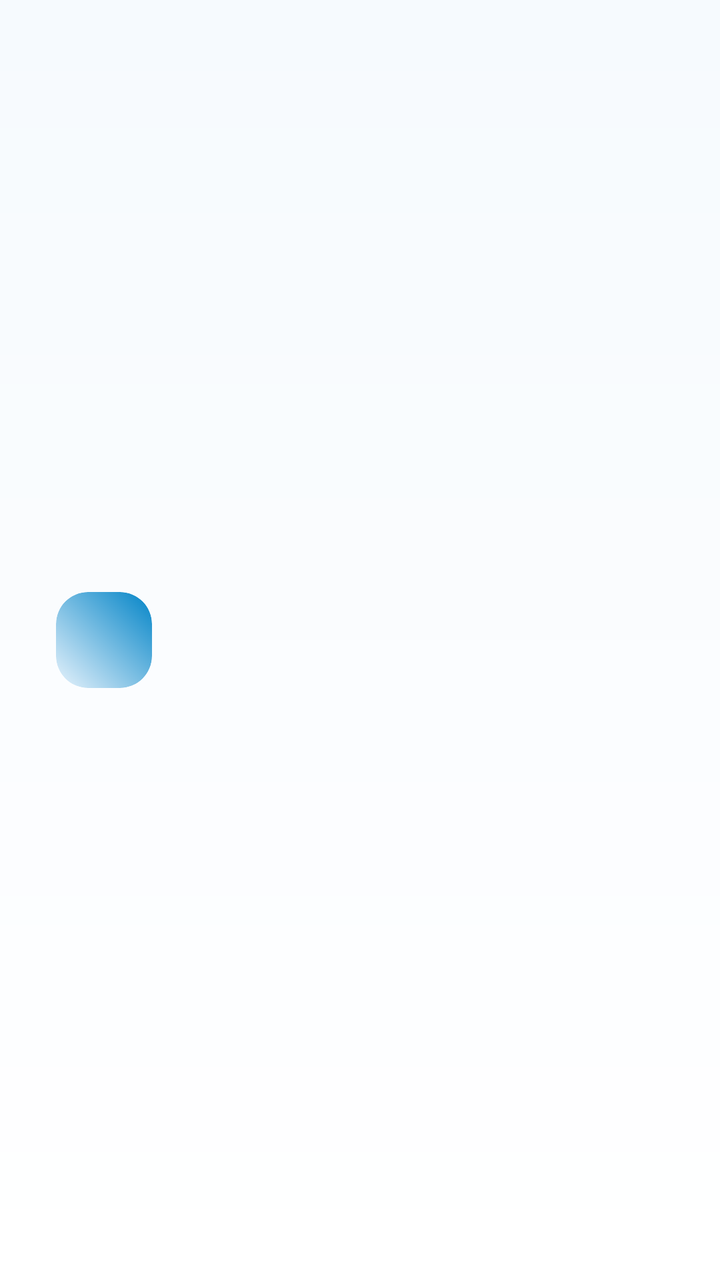
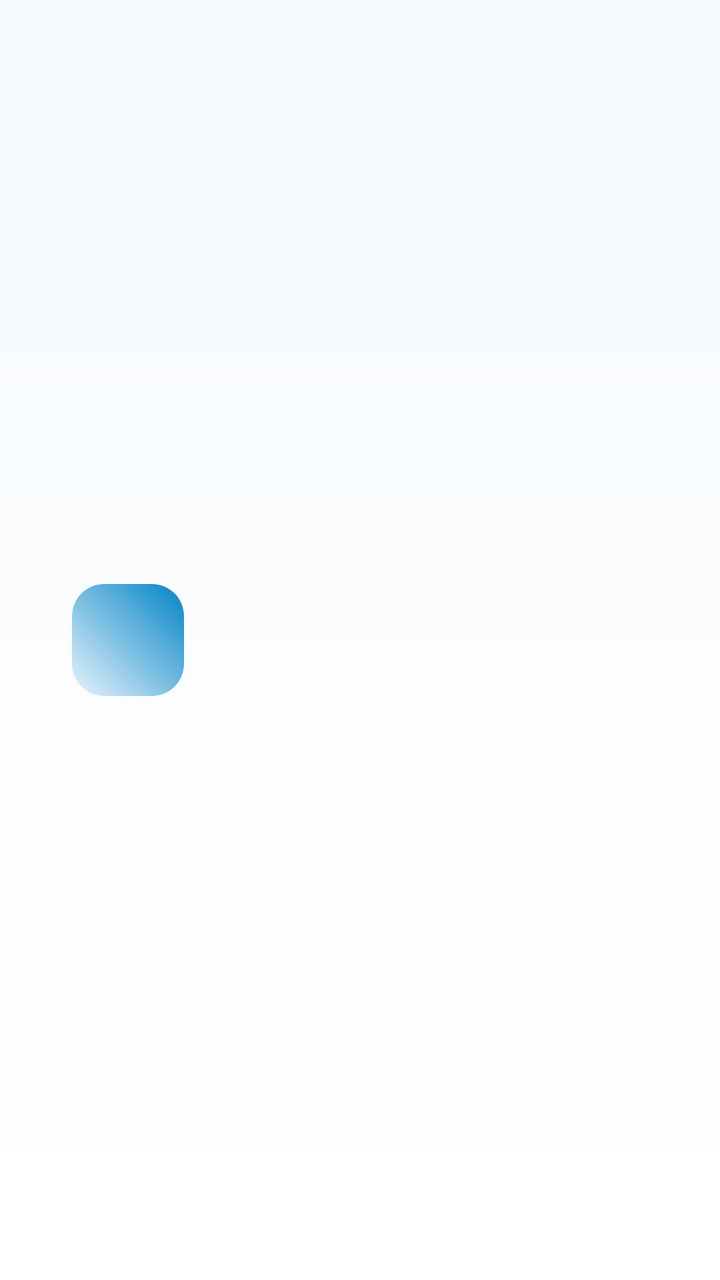

An Android layout rendered at two revisions. The XML below is the earlier revision; the diff shows what the commit changed to produce the second picture.
<!-- AndroidManifest.xml: application theme Theme.MystMusic -->
<!-- res/layout/item_stats_row.xml -->
<?xml version="1.0" encoding="utf-8"?>
<LinearLayout xmlns:android="http://schemas.android.com/apk/res/android"
    xmlns:app="http://schemas.android.com/apk/res-auto"
    android:layout_width="match_parent"
    android:layout_height="wrap_content"
    android:gravity="center_vertical"
    android:minHeight="64dp"
    android:orientation="horizontal"
    android:paddingTop="@dimen/space_xs"
    android:paddingBottom="@dimen/space_xs">

    <TextView
        android:id="@+id/statsRowRank"
        android:layout_width="28dp"
        android:layout_height="wrap_content"
        android:fontFamily="sans-serif-medium"
        android:textColor="?attr/mystOnSurfaceDim"
        android:textSize="@dimen/text_small" />

    <com.google.android.material.imageview.ShapeableImageView
        android:id="@+id/statsRowCover"
        android:layout_width="48dp"
        android:layout_height="48dp"
        android:contentDescription="@null"
        android:scaleType="centerCrop"
        android:src="@drawable/bg_cover_placeholder"
        app:shapeAppearanceOverlay="@style/ShapeAppearance.MystMusic.Cover" />

    <LinearLayout
        android:layout_width="0dp"
        android:layout_height="wrap_content"
        android:layout_marginStart="@dimen/space_s"
        android:layout_weight="1"
        android:orientation="vertical">

        <TextView
            android:id="@+id/statsRowTitle"
            android:layout_width="match_parent"
            android:layout_height="wrap_content"
            android:ellipsize="end"
            android:fontFamily="sans-serif-medium"
            android:maxLines="1"
            android:textColor="?attr/mystOnSurface"
            android:textSize="@dimen/text_body" />

        <TextView
            android:id="@+id/statsRowSubtitle"
            android:layout_width="match_parent"
            android:layout_height="wrap_content"
            android:ellipsize="end"
            android:maxLines="1"
            android:textColor="?attr/mystOnSurfaceDim"
            android:textSize="@dimen/text_small" />
    </LinearLayout>

    <TextView
        android:id="@+id/statsRowCount"
        android:layout_width="wrap_content"
        android:layout_height="wrap_content"
        android:layout_marginStart="@dimen/space_s"
        android:fontFamily="sans-serif-medium"
        android:gravity="end"
        android:textColor="?attr/mystAccentText"
        android:textSize="@dimen/text_small" />
</LinearLayout>
<!-- resources referenced by this layout -->
<resources>
  <dimen name="space_s">8dp</dimen>
  <dimen name="space_xs">4dp</dimen>
  <dimen name="text_body">14sp</dimen>
  <dimen name="text_small">12sp</dimen>
  <style name="ShapeAppearance.MystMusic.Cover" parent="">
          <item name="cornerFamily">rounded</item>
          <item name="cornerSize">@dimen/corner_medium</item>
      </style>
  <dimen name="corner_medium">16dp</dimen>
  <color name="light_accent">#0EA5E9</color>
  <color name="on_accent">#04202E</color>
  <color name="sky_400">#38BDF8</color>
  <color name="light_accent_text">#0369A1</color>
  <color name="light_surface">#FFFFFF</color>
  <color name="light_text">#0F172A</color>
  <color name="light_surface_alt">#E8F3FC</color>
  <color name="light_text_dim">#475569</color>
  <color name="light_stroke_strong">#330F172A</color>
  <color name="light_error">#DC2626</color>
  <color name="white">#FFFFFF</color>
  <color name="accent_alpha_24">#3D38BDF8</color>
  <color name="light_bg">#F6FAFE</color>
  <color name="light_navbar">#EBFFFFFF</color>
  <color name="light_stroke">#1A0F172A</color>
  <color name="light_accent_dark">#0284C7</color>
  <color name="on_image">#FFFFFF</color>
  <color name="image_scrim">#80000000</color>
  <color name="light_player_scrim">#CCF6FAFE</color>
  <color name="light_success">#15803D</color>
  <color name="accent_alpha_16">#2938BDF8</color>
  <style name="ThemeOverlay.MystMusic.BottomSheet" parent="ThemeOverlay.Material3.BottomSheetDialog">
          <item name="bottomSheetStyle">@style/Widget.MystMusic.BottomSheet</item>
          <item name="android:windowBackground">@color/transparent</item>
      </style>
  <color name="transparent">#00000000</color>
  <style name="Animation.MystMusic.Dialog" parent="@android:style/Animation.Dialog">
          <item name="android:windowEnterAnimation">@anim/dialog_in</item>
          <item name="android:windowExitAnimation">@anim/screen_fade_out</item>
      </style>
  <style name="Widget.MystMusic.BottomSheet" parent="Widget.Material3.BottomSheet.Modal">
          <item name="backgroundTint">?attr/mystSurfaceAlt</item>
          <item name="shapeAppearanceOverlay">@style/ShapeAppearance.MystMusic.BottomSheet</item>
      </style>
  <!-- unchanged entries left out for length: 7 -->
</resources>

<!-- the commit's change to res/layout/item_stats_row.xml (unified diff, before → after) -->
@@ -3,11 +3,13 @@
     xmlns:app="http://schemas.android.com/apk/res-auto"
     android:layout_width="match_parent"
     android:layout_height="wrap_content"
+    android:layout_marginStart="@dimen/space_s"
+    android:layout_marginEnd="@dimen/space_s"
+    android:background="@drawable/bg_track_row"
     android:gravity="center_vertical"
-    android:minHeight="64dp"
+    android:minHeight="@dimen/track_row_height"
     android:orientation="horizontal"
-    android:paddingTop="@dimen/space_xs"
-    android:paddingBottom="@dimen/space_xs">
+    android:padding="@dimen/space_s">
 
     <TextView
         android:id="@+id/statsRowRank"
@@ -19,8 +21,9 @@
 
     <com.google.android.material.imageview.ShapeableImageView
         android:id="@+id/statsRowCover"
-        android:layout_width="48dp"
-        android:layout_height="48dp"
+        android:layout_width="@dimen/track_thumb"
+        android:layout_height="@dimen/track_thumb"
+        android:background="@drawable/bg_cover_placeholder"
         android:contentDescription="@null"
         android:scaleType="centerCrop"
         android:src="@drawable/bg_cover_placeholder"
@@ -62,4 +65,26 @@
         android:gravity="end"
         android:textColor="?attr/mystAccentText"
         android:textSize="@dimen/text_small" />
+
+    <ProgressBar
+        android:id="@+id/statsRowProgress"
+        style="?android:attr/progressBarStyleSmall"
+        android:layout_width="24dp"
+        android:layout_height="24dp"
+        android:layout_marginStart="@dimen/space_xs"
+        android:importantForAccessibility="no"
+        android:indeterminate="true"
+        android:indeterminateTint="?attr/mystAccentText"
+        android:visibility="gone" />
+
+    <ImageView
+        android:id="@+id/statsRowAction"
+        android:layout_width="24dp"
+        android:layout_height="24dp"
+        android:layout_marginStart="@dimen/space_xs"
+        android:contentDescription="@null"
+        android:importantForAccessibility="no"
+        android:src="@drawable/ic_chevron_right"
+        android:visibility="gone"
+        app:tint="?attr/mystAccentText" />
 </LinearLayout>
<!-- resource entries referenced after the edit -->
@@ -4,6 +4,44 @@
   <dimen name="space_xs">4dp</dimen>
   <dimen name="text_body">14sp</dimen>
   <dimen name="text_small">12sp</dimen>
+  <dimen name="track_row_height">72dp</dimen>
+  <dimen name="track_thumb">56dp</dimen>
+  <!-- drawable bg_track_row (drawable) -->
+  <?xml version="1.0" encoding="utf-8"?>
+  <selector xmlns:android="http://schemas.android.com/apk/res/android">
+      <item android:state_focused="true">
+          <shape android:shape="rectangle">
+              <solid android:color="?attr/mystAccentAlpha24" />
+              <corners android:radius="16dp" />
+              <stroke android:width="2dp" android:color="?attr/mystAccent" />
+          </shape>
+      </item>
+      <item android:state_selected="true">
+          <shape android:shape="rectangle">
+              <solid android:color="?attr/mystAccentAlpha16" />
+              <corners android:radius="16dp" />
+          </shape>
+      </item>
+      <item android:state_pressed="true">
+          <shape android:shape="rectangle">
+              <solid android:color="?attr/mystAccentAlpha16" />
+              <corners android:radius="16dp" />
+          </shape>
+      </item>
+      <item>
+          <shape android:shape="rectangle">
+              <solid android:color="@color/transparent" />
+              <corners android:radius="16dp" />
+          </shape>
+      </item>
+  </selector>
+  <!-- drawable ic_chevron_right (drawable) -->
+  <?xml version="1.0" encoding="utf-8"?>
+  <vector xmlns:android="http://schemas.android.com/apk/res/android"
+      android:width="24dp" android:height="24dp"
+      android:viewportWidth="24" android:viewportHeight="24">
+      <path android:fillColor="#FFFFFFFF" android:pathData="M10 6L8.59 7.41 13.17 12l-4.58 4.59L10 18l6-6z" />
+  </vector>
   <style name="ShapeAppearance.MystMusic.Cover" parent="">
           <item name="cornerFamily">rounded</item>
           <item name="cornerSize">@dimen/corner_medium</item>
